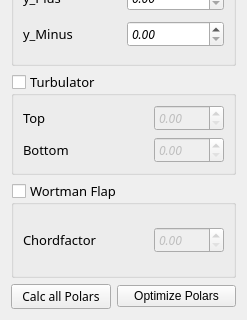
First picture: the form in UI/airfoilWidget.ui, repository paulebieber/FoilBoXX, before the edit; both pictures show x 0 to 247 and y 236 to 556 of the 247 by 556 pixel window.
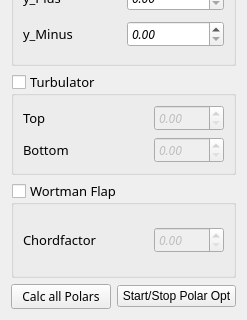
Second picture: the form after the edit.

```diff
--- a/UI/airfoilWidget.ui
+++ b/UI/airfoilWidget.ui
@@ -57,7 +57,7 @@
    <item row="5" column="1">
     <widget class="QPushButton" name="pushButton_optimizePolars">
      <property name="text">
-      <string>Optimize Polars</string>
+      <string>Start/Stop Polar Opt</string>
      </property>
     </widget>
    </item>
```
